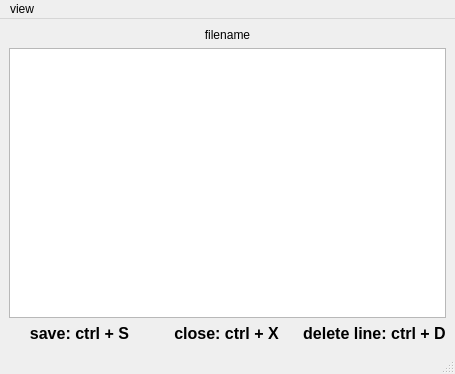
Before: the Qt Designer form executor/bbb/bbb-nano/mainwindow.ui in DanilaEfimov/BBB-Shell, drawn with Qt 5.
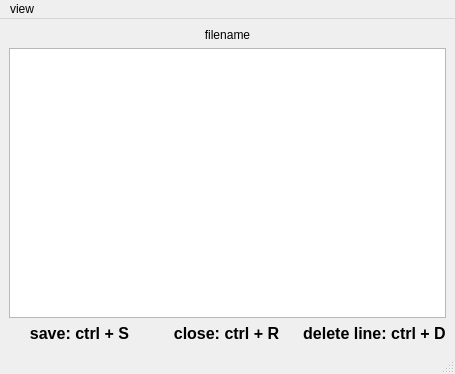
After: the same form once the commit is applied.

```diff
--- a/executor/bbb/bbb-nano/mainwindow.ui
+++ b/executor/bbb/bbb-nano/mainwindow.ui
@@ -48,7 +48,7 @@
        </font>
       </property>
       <property name="text">
-       <string>close: ctrl + X</string>
+       <string>close: ctrl + R</string>
       </property>
       <property name="alignment">
        <set>Qt::AlignmentFlag::AlignBottom|Qt::AlignmentFlag::AlignHCenter</set>
```
Left out of the diff: 2 changed lines with no effect on the pictures.
